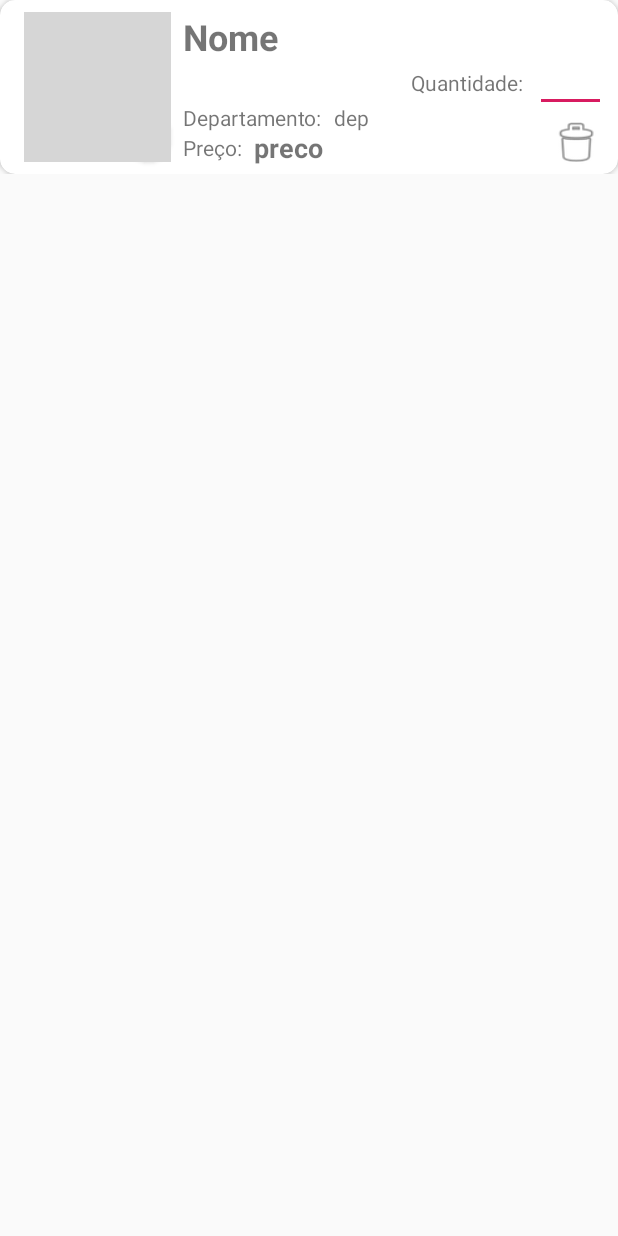
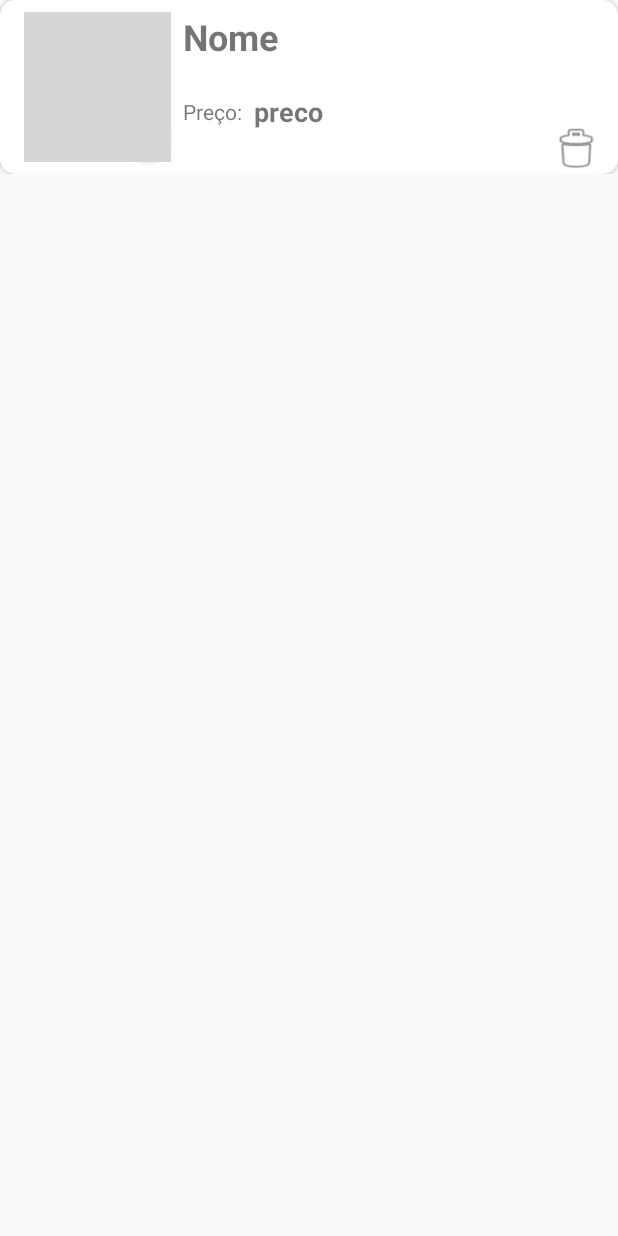
Before and after one commit to thiagorodcarv/XseedCRUD, an Android app: the layout carrinho_adapter.xml on its own in the app's theme, with its tools: preview values and no code run, on a phone screen of 412 x 824 dp. Run offline under Robolectric (Android 15) with nearby library versions, the phone set to English and light mode, and no system bars; grey boxes are pictures that could not be loaded.

Commit message:
Bugs concertados e otimização de layout

```diff
--- a/app/src/main/java/com/example/lojacrud/CarrinhoPackage/CarrinhoAdapter.java
+++ b/app/src/main/java/com/example/lojacrud/CarrinhoPackage/CarrinhoAdapter.java
@@ -1,17 +1,20 @@
 package com.example.lojacrud.CarrinhoPackage;
 
 import android.content.Context;
+import android.content.Intent;
 import android.content.res.Resources;
 import android.graphics.Bitmap;
 import android.graphics.BitmapFactory;
 import android.view.LayoutInflater;
 import android.view.View;
 import android.view.ViewGroup;
+import android.widget.ArrayAdapter;
 
 import androidx.annotation.NonNull;
 import androidx.core.graphics.drawable.RoundedBitmapDrawable;
 import androidx.core.graphics.drawable.RoundedBitmapDrawableFactory;
 import androidx.recyclerview.widget.RecyclerView;
+
 
 import com.example.lojacrud.Produtos;
 import com.example.lojacrud.R;
@@ -46,7 +49,6 @@ public class CarrinhoAdapter extends RecyclerView.Adapter {
         CarrinhoHolder holder = (CarrinhoHolder) viewHolder;
         Produtos produto = produtos.get(position);
         holder.nome.setText(produto.getNome());
-        holder.departamento.setText(produto.getDepartamento());
         Double precoTotal;
         if ((produto.getPrecoDesconto()==null)||(produto.getPrecoDesconto().equals(""))){
             precoTotal = Double.valueOf(produto.getPreco());
@@ -74,7 +76,7 @@ public class CarrinhoAdapter extends RecyclerView.Adapter {
             holder.imagem.setImageDrawable(dr);
         }
 
-        holder.quantidadeProdutos.setText(produto.getQuantidade().toString());
+
     }
 
     @Override
--- a/app/src/main/java/com/example/lojacrud/CarrinhoPackage/CarrinhoListener.java
+++ b/app/src/main/java/com/example/lojacrud/CarrinhoPackage/CarrinhoListener.java
@@ -1,6 +1,9 @@
 package com.example.lojacrud.CarrinhoPackage;
 
+import android.view.View;
+
 public interface CarrinhoListener {
-    void quantidadeChanged(int position, String s);
+//    void quantidadeChanged(int position, String s);
     void deleteItem(int position);
+    void selectQtd(int position, View view);
 }
--- a/app/src/main/res/layout/activity_pop_up.xml
+++ b/app/src/main/res/layout/activity_pop_up.xml
@@ -3,7 +3,7 @@
     xmlns:app="http://schemas.android.com/apk/res-auto"
     xmlns:tools="http://schemas.android.com/tools"
     android:layout_width="match_parent"
-    android:background="#80000000"
+    android:background="#8888"
     android:id="@+id/pop_up_back"
     android:layout_height="match_parent"
     tools:context=".PopUp">
--- a/app/src/main/res/layout/carrinho_adapter.xml
+++ b/app/src/main/res/layout/carrinho_adapter.xml
@@ -39,6 +39,7 @@
                 tools:srcCompat="@tools:sample/avatars" />
 
             <androidx.cardview.widget.CardView
+                android:id="@+id/cardViewCarrinhoQTD"
                 android:layout_width="wrap_content"
                 android:layout_height="wrap_content"
                 app:cardCornerRadius="25dp"
@@ -46,8 +47,8 @@
                 app:layout_constraintEnd_toEndOf="@+id/photo_produto_item_historico">
 
                 <androidx.constraintlayout.widget.ConstraintLayout
-                    android:layout_width="wrap_content"
-                    android:layout_height="wrap_content"
+                    android:layout_width="match_parent"
+                    android:layout_height="match_parent"
                     android:background="@color/colorPrimary">
 
                     <TextView
@@ -55,15 +56,14 @@
                         android:layout_width="29dp"
                         android:layout_height="wrap_content"
                         android:gravity="center"
-                        android:text="0"
+                        android:text="1"
                         android:textColor="#ffffff"
                         android:textSize="24sp"
+                        android:textStyle="bold"
                         app:layout_constraintBottom_toBottomOf="parent"
                         app:layout_constraintEnd_toEndOf="parent"
                         app:layout_constraintStart_toStartOf="parent"
-                        app:layout_constraintTop_toTopOf="parent">
-
-                    </TextView>
+                        app:layout_constraintTop_toTopOf="parent"></TextView>
                 </androidx.constraintlayout.widget.ConstraintLayout>
 
 
@@ -84,17 +84,6 @@
                 app:layout_constraintTop_toTopOf="parent" />
 
             <TextView
-                android:id="@+id/textView2"
-                android:layout_width="wrap_content"
-                android:layout_height="wrap_content"
-                android:layout_marginStart="8dp"
-                android:layout_marginLeft="8dp"
-                android:text="Departamento:"
-                app:layout_constraintBottom_toBottomOf="parent"
-                app:layout_constraintStart_toEndOf="@+id/photo_produto_item_historico"
-                app:layout_constraintTop_toBottomOf="@+id/nome_produto_item_historico" />
-
-            <TextView
                 android:id="@+id/textView3"
                 android:layout_width="wrap_content"
                 android:layout_height="wrap_content"
@@ -103,19 +92,8 @@
                 android:layout_marginBottom="8dp"
                 android:text="Preço:"
                 app:layout_constraintBottom_toBottomOf="parent"
-                app:layout_constraintStart_toEndOf="@+id/photo_produto_item_historico" />
-
-            <TextView
-                android:id="@+id/dep_produto_carrinho"
-                android:layout_width="wrap_content"
-                android:layout_height="wrap_content"
-                android:layout_marginStart="8dp"
-                android:layout_marginLeft="8dp"
-                android:text="dep"
-                app:layout_constraintBottom_toBottomOf="@+id/textView2"
-                app:layout_constraintStart_toEndOf="@+id/textView2"
-                app:layout_constraintTop_toBottomOf="@+id/nome_produto_destaque"
-                app:layout_constraintTop_toTopOf="@+id/textView2" />
+                app:layout_constraintStart_toEndOf="@+id/photo_produto_item_historico"
+                app:layout_constraintTop_toBottomOf="@+id/nome_produto_item_historico" />
 
             <TextView
                 android:id="@+id/preco_produto_item_historico"
@@ -130,30 +108,6 @@
                 app:layout_constraintStart_toEndOf="@+id/textView3"
                 app:layout_constraintTop_toTopOf="@+id/textView3" />
 
-            <TextView
-                android:id="@+id/textView"
-                android:layout_width="wrap_content"
-                android:layout_height="wrap_content"
-                android:layout_marginEnd="8dp"
-                android:layout_marginRight="8dp"
-                android:text="Quantidade:"
-                app:layout_constraintBottom_toTopOf="@+id/textView2"
-                app:layout_constraintEnd_toStartOf="@+id/quantidadeProdutos"
-                app:layout_constraintTop_toBottomOf="@+id/nome_produto_item_historico" />
-
-            <EditText
-                android:id="@+id/quantidadeProdutos"
-                android:layout_width="47dp"
-                android:layout_height="wrap_content"
-                android:layout_marginEnd="8dp"
-                android:layout_marginRight="8dp"
-                android:ems="10"
-                android:inputType="number"
-                android:textSize="14sp"
-                app:layout_constraintBottom_toBottomOf="@+id/textView"
-                app:layout_constraintEnd_toEndOf="parent"
-                app:layout_constraintTop_toTopOf="@+id/textView" />
-
             <Button
                 android:id="@+id/deleteItemCarrinho"
                 android:layout_width="40dp"
@@ -162,8 +116,7 @@
                 android:layout_marginRight="8dp"
                 android:background="@android:drawable/ic_menu_delete"
                 app:layout_constraintBottom_toBottomOf="parent"
-                app:layout_constraintEnd_toEndOf="parent"
-                app:layout_constraintTop_toBottomOf="@+id/quantidadeProdutos" />
+                app:layout_constraintEnd_toEndOf="parent" />
 
 
         </androidx.constraintlayout.widget.ConstraintLayout>
```
Also changed, not shown: app/src/main/java/com/example/lojacrud/CadastroActivity.java (+16 -0 lines), app/src/main/java/com/example/lojacrud/CarrinhoPackage/Carrinho.java (+96 -22 lines), app/src/main/java/com/example/lojacrud/CarrinhoPackage/CarrinhoHolder.java (+30 -21 lines), app/src/main/res/layout/activity_carrinho.xml (+20 -18 lines), app/src/main/res/layout/pop_up_qtd_change.xml (added, +52 -0 lines), app/src/main/res/menu/pop_up_qtd.xml (added, +26 -0 lines), app/src/main/res/values/strings.xml (+11 -0 lines).
